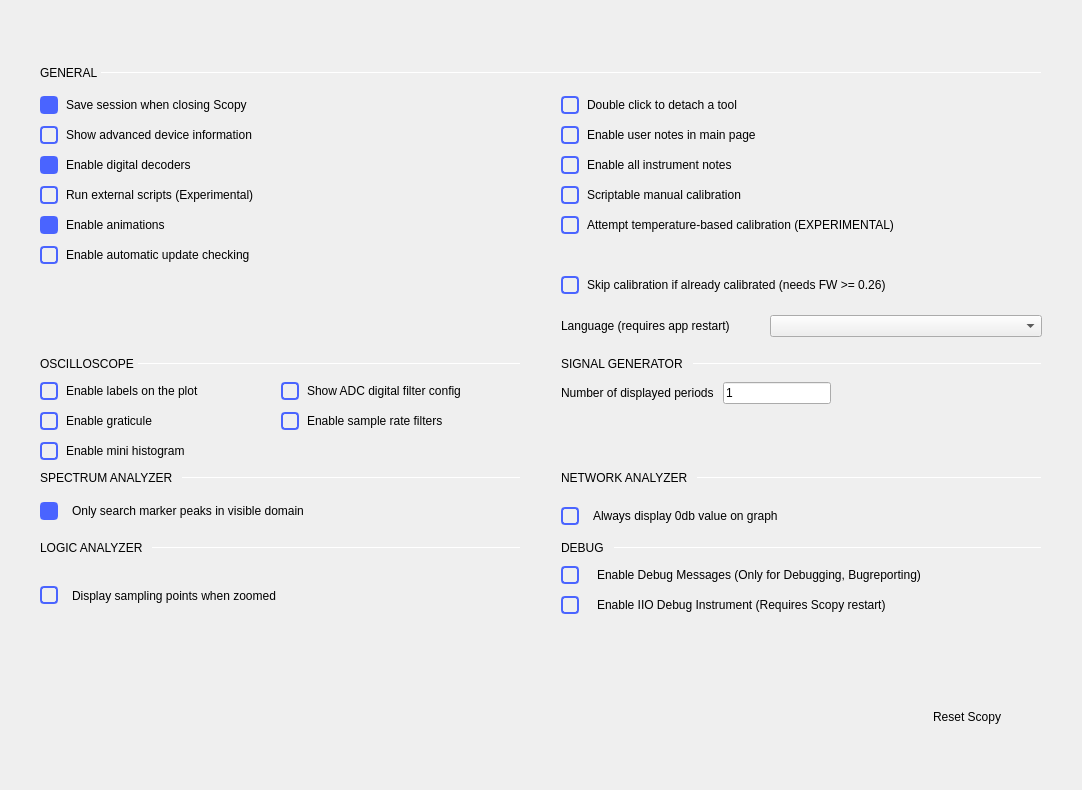
The window that ui/preferences.ui (analogdevicesinc/scopy) describes before a commit, drawn with Qt 5.
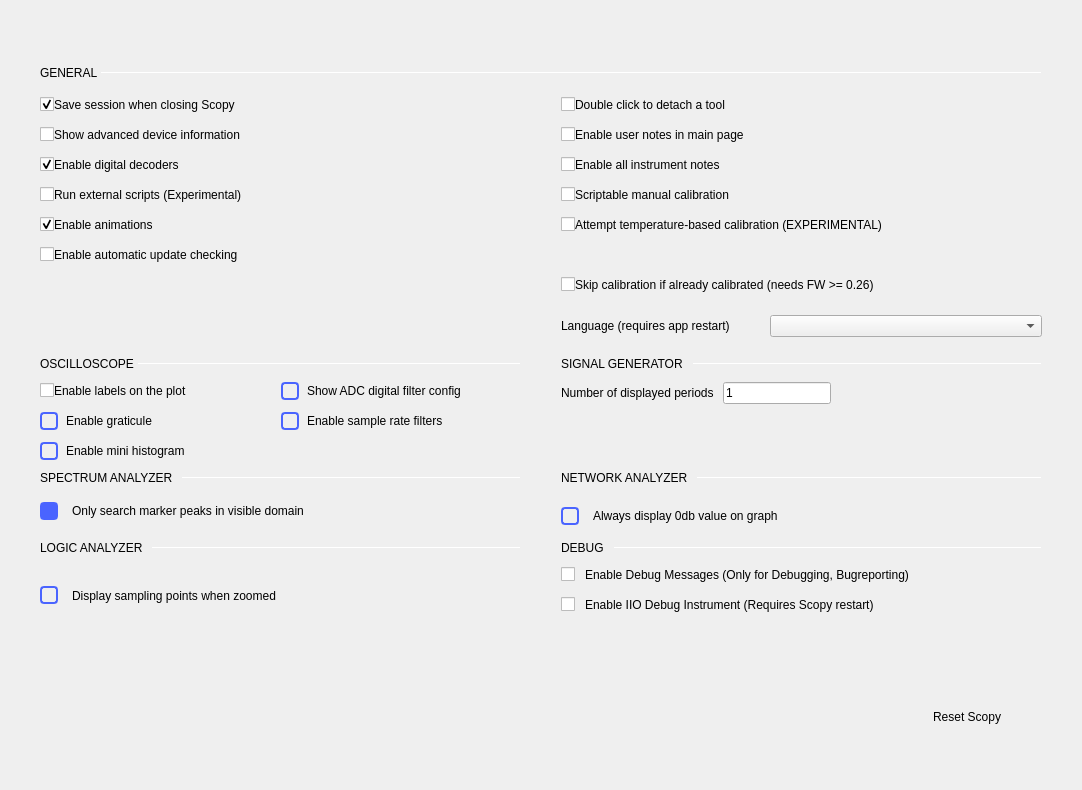
The same window after the commit. Custom widgets are drawn as their Qt base class.

Diff of the .ui file:
```diff
--- a/ui/preferences.ui
+++ b/ui/preferences.ui
@@ -14,23 +14,7 @@
    <string>Form</string>
   </property>
   <property name="styleSheet">
-   <string notr="true">QCheckBox {
-  spacing: 8px;
-  background-color: transparent;
-  font-size: 14px;
-  font-weight: bold;
-}
-
-QCheckBox::indicator {
-  width: 14px;
-  height: 14px;
-  border: 2px solid rgb(74,100,255);
-  border-radius: 4px;
-}
-QCheckBox::indicator:unchecked { background-color: transparent; }
-QCheckBox::indicator:checked { background-color: rgb(74,100,255); }
-
-QPushButton
+   <string notr="true">QPushButton
 {
   height: 30px;
   font-weight: normal;
@@ -573,21 +557,7 @@
                    </sizepolicy>
                   </property>
                   <property name="styleSheet">
-                   <string notr="true">QCheckBox {
-  spacing: 8px;
-  background-color: transparent;
-  font-size: 14px;
-  font-weight: bold;
-}
-
-QCheckBox::indicator {
-  width: 14px;
-  height: 14px;
-  border: 2px solid rgb(74,100,255);
-  border-radius: 4px;
-}
-QCheckBox::indicator:unchecked { background-color: transparent; }
-QCheckBox::indicator:checked { background-color: rgb(74,100,255); }</string>
+                   <string notr="true"/>
                   </property>
                   <property name="text">
                    <string/>
```
